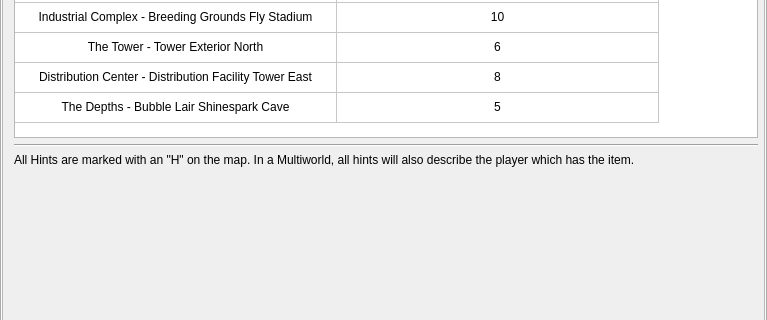
This is randovania/gui/ui_files/games_tab_am2r_widget.ui in randovania/randovania as Qt 5 draws it before an edit; both pictures show x 0 to 767 and y 239 to 559 of the 767 by 671 pixel window. The edited form follows.
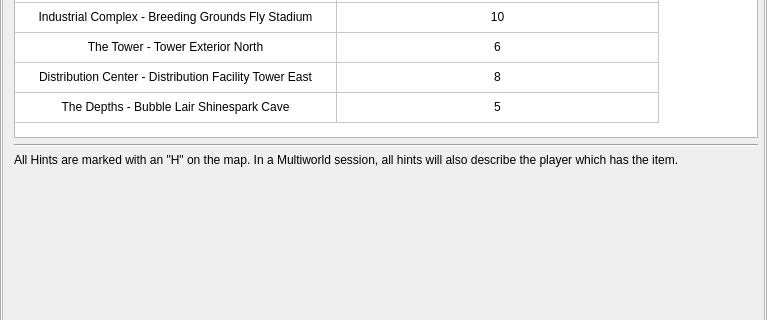
This is the edited form. The open tabs and pages were chosen to show the change. Custom widgets are drawn as their Qt base class.

Patch:
```diff
--- a/randovania/gui/ui_files/games_tab_am2r_widget.ui
+++ b/randovania/gui/ui_files/games_tab_am2r_widget.ui
@@ -444,7 +444,7 @@
         <item>
          <widget class="QLabel" name="label">
           <property name="text">
-           <string>&lt;html&gt;&lt;p&gt;&lt;/p&gt;&lt;p&gt;All Hints are marked with an &quot;H&quot; on the map. In a Multiworld, all hints will also describe the player which has the item.&lt;/p&gt;&lt;/html&gt;</string>
+           <string>&lt;html&gt;&lt;p&gt;&lt;/p&gt;&lt;p&gt;All Hints are marked with an &quot;H&quot; on the map. In a Multiworld session, all hints will also describe the player which has the item.&lt;/p&gt;&lt;/html&gt;</string>
           </property>
           <property name="alignment">
            <set>Qt::AlignLeading|Qt::AlignLeft|Qt::AlignTop</set>
```
